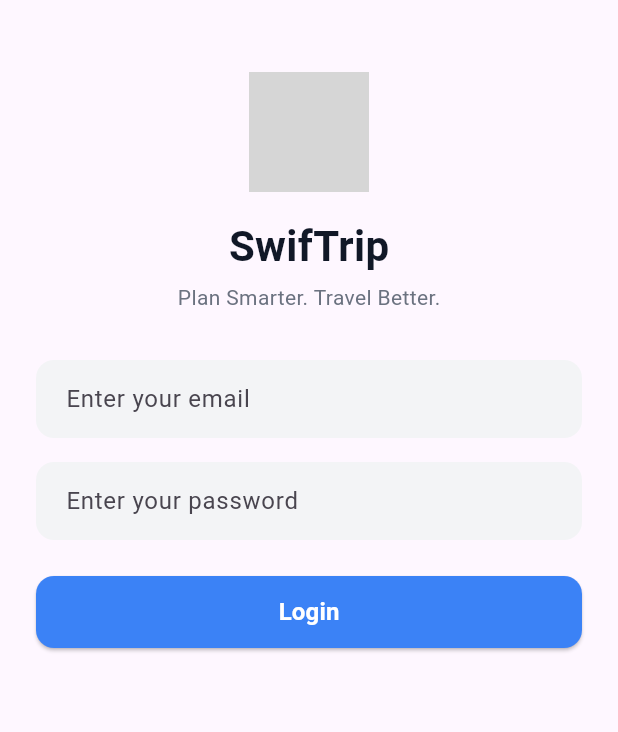
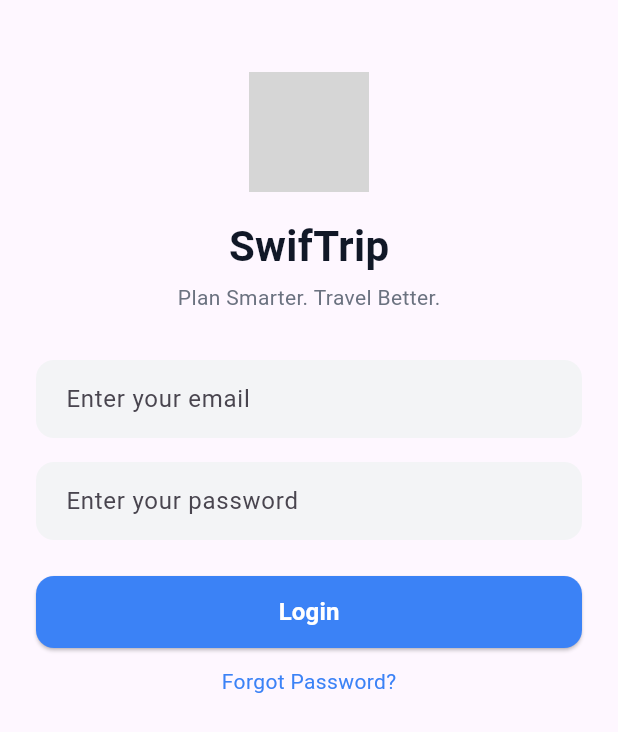
Before and after one commit to SwifTrip/swiftrip_frontend_tourist, a Flutter app: the screen it shows after launch, on a phone screen of 412 x 824 dp. Shown: the top 732 px of the screen. Run offline on Flutter 3.47's test engine with Material 3 defaults, Android fonts, the phone set to English and light mode, and no system bars; grey boxes are pictures that could not be loaded.

Commit message:
add forgot password option

```diff
--- a/swift_trip_app/lib/screens/Signin.dart
+++ b/swift_trip_app/lib/screens/Signin.dart
@@ -117,6 +117,20 @@ class SigninState extends State<Signin> {
                       ),
                     ),
 
+                    const SizedBox(height: 12),
+
+                    // Forgot password
+                          Align(
+                            alignment: Alignment.center,
+                            child: Text(
+                              'Forgot Password?',
+                              style: TextStyle(
+                                fontSize: 14,
+                                color: Color(0xFF3B82F6),
+                                ),
+                            ),
+                          ),
+
 
                   ],
                 ),
```
